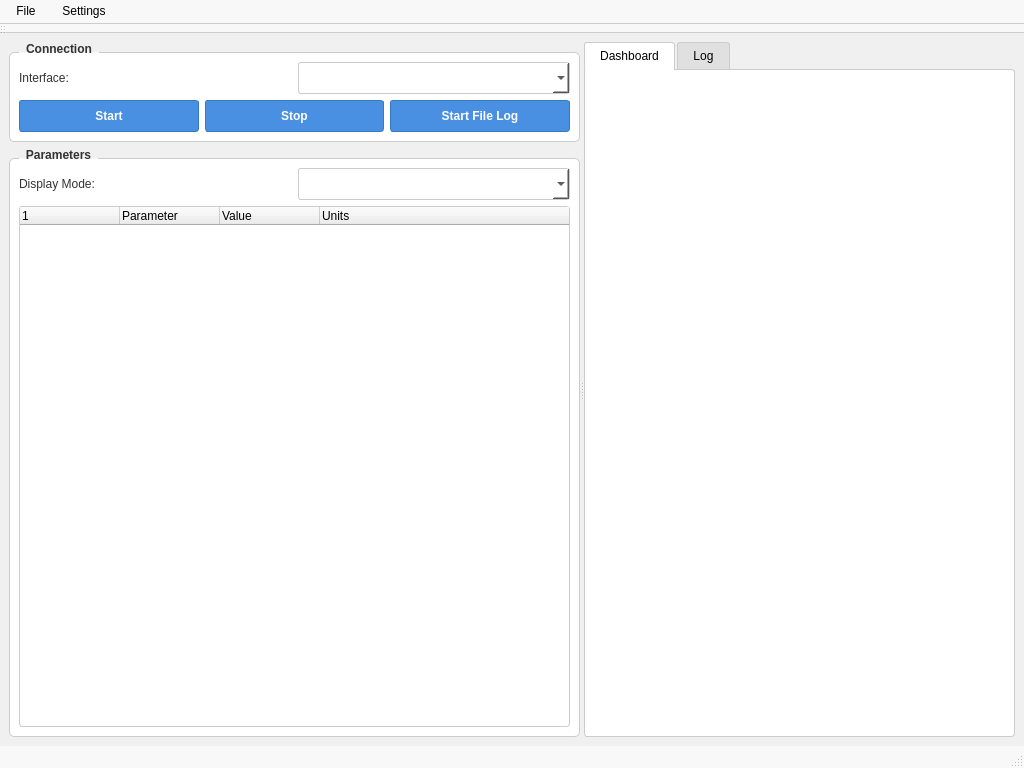
pirelli2006/ecureader, file loggerwindow.ui: the form before one commit.
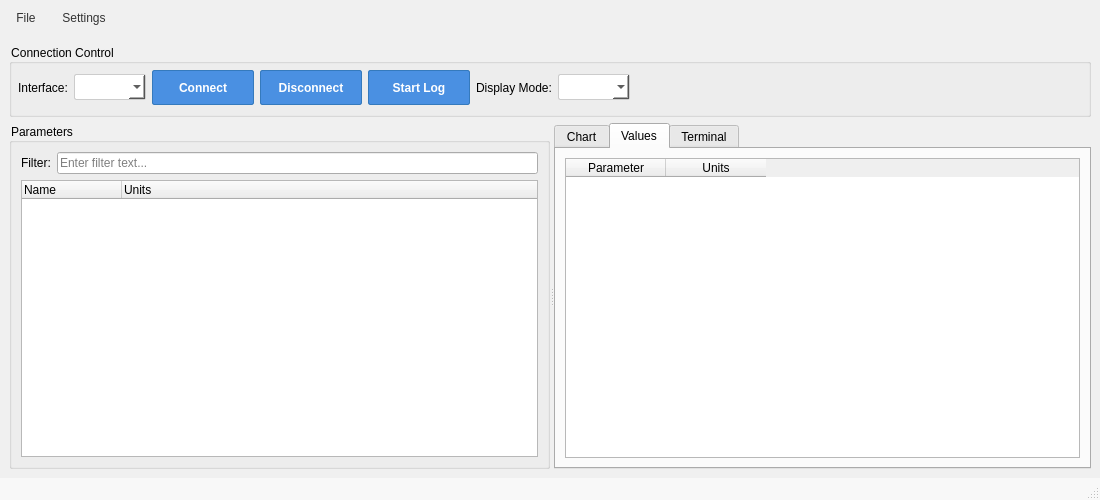
The form after the commit. The open tabs and pages were chosen to show the change. Custom widgets are drawn as their Qt base class.

The edit to the form file:
```diff
--- a/loggerwindow.ui
+++ b/loggerwindow.ui
@@ -6,72 +6,99 @@
    <rect>
     <x>0</x>
     <y>0</y>
-    <width>1024</width>
-    <height>768</height>
+    <width>1100</width>
+    <height>500</height>
    </rect>
   </property>
+  <property name="minimumSize">
+   <size>
+    <width>1100</width>
+    <height>400</height>
+   </size>
+  </property>
   <property name="windowTitle">
    <string>Advanced Logger</string>
   </property>
   <property name="styleSheet">
    <string notr="true">
-    QMainWindow {
-        background-color: #f0f0f0;
-    }
-    QGroupBox {
-        background-color: #ffffff;
-        border: 1px solid #cccccc;
-        border-radius: 5px;
-        margin-top: 10px;
-        font-weight: bold;
-    }
-    QGroupBox::title {
-        subcontrol-origin: margin;
-        left: 10px;
-        padding: 0 5px;
-        color: #333333;
-    }
-    QPushButton {
+   QMainWindow {
+    background-color: #f0f0f0;
+  }
+  QWidget {
+    font-family: &quot;Segoe UI&quot;, sans-serif;
+    font-size: 9pt;
+  }
+  QComboBox {
+    border: 1px solid #cccccc;
+    border-radius: 2px;
+    padding: 2px 5px;
+    background-color: white;
+    min-height: 20px;
+  }
+  QComboBox:hover {
+    border: 1px solid #999999;
+  }
+  QComboBox:disabled {
+    background-color: #f0f0f0;
+    color: #666666;
+  }
+  QPushButton {
     background-color: #4a90e2;
     color: white;
     border: 1px solid #357abd;
-    padding: 5px 15px;
-    border-radius: 3px;
+    padding: 4px 10px;
+    border-radius: 2px;
     font-weight: bold;
     min-width: 80px;
-    min-height: 20px;
-}
-
-QPushButton:hover {
+    min-height: 25px;
+  }
+  QPushButton:hover {
     background-color: #357abd;
     border: 1px solid #2d6da3;
-}
-
-QPushButton:pressed {
+  }
+  QPushButton:pressed {
     background-color: #2d6da3;
-    padding-top: 6px;
-    padding-bottom: 4px;
-}
-
-QPushButton:disabled {
+    padding-top: 5px;
+    padding-bottom: 3px;
+  }
+  QPushButton:disabled {
     background-color: #cccccc;
     border: 1px solid #999999;
     color: #666666;
+  }
+  QTextEdit {
+    background-color: #ffffff;
+    border: 1px solid #cccccc;
+    border-radius: 2px;
+    padding: 5px;
+    font-family: Consolas, Monaco, monospace;
+    font-size: 9pt;
+  }
+  QStatusBar {
+    background-color: #f8f8f8;
+    color: #666666;
+  }
+  QMenuBar {
+    background-color: #f0f0f0;
+    min-height: 25px;
 }
 
-QPushButton#loadXmlButton {
-    background-color: #5cb85c;
-    border: 1px solid #4cae4c;
+QMenuBar::item {
+    padding: 5px 10px;
+    background-color: transparent;
+    color: #333333;
 }
 
-QPushButton#loadXmlButton:hover {
-    background-color: #449d44;
-    border: 1px solid #398439;
+QMenuBar::item:selected,
+QMenuBar::item:pressed {
+    background-color: #e0e0e0;
+    color: #000000;
 }
 
-QPushButton#selectLogDirButton {
-    background-color: #5bc0de;
-    border: 1px solid #46b8da;
+QMenu {
+    background-color: #ffffff;
+    border: 1px solid #cccccc;
+    padding: 2px;
 }
 
 QPushButton#selectLogDirButton:hover {
@@ -86,142 +113,131 @@
 QPushButton#loadXmlButton:pressed {
     background-color: #398439;
 }
-    QComboBox {
-        border: 1px solid #cccccc;
-        border-radius: 3px;
-        padding: 5px;
-        background-color: white;
-        min-height: 20px;
-    }
-    QComboBox:hover {
-        border: 1px solid #999999;
-    }
-    QComboBox:disabled {
-        background-color: #f0f0f0;
-        color: #666666;
-    }
-    QTreeWidget {
-        border: 1px solid #cccccc;
-        border-radius: 3px;
-        background-color: white;
-        alternate-background-color: #f9f9f9;
-    }
-    QTreeWidget::item {
-        height: 25px;
-    }
-    QTreeWidget::item:selected {
-        background-color: #e8f0fe;
-        color: #000000;
-    }
-    QTabWidget::pane {
-        border: 1px solid #cccccc;
-        border-radius: 3px;
-        background-color: white;
-        top: -1px;
-    }
-    QTabBar::tab {
-        background-color: #e0e0e0;
-        border: 1px solid #cccccc;
-        border-bottom-color: #cccccc;
-        border-top-left-radius: 3px;
-        border-top-right-radius: 3px;
-        padding: 6px 15px;
-        margin-right: 2px;
-    }
-    QTabBar::tab:selected {
-        background-color: white;
-        border-bottom-color: white;
-    }
-    QTabBar::tab:hover:!selected {
-        background-color: #eeeeee;
-    }
-    QTextEdit {
-        background-color: white;
-        border: 1px solid #cccccc;
-        border-radius: 3px;
-    }
-    QMenuBar {
-        background-color: #f8f8f8;
-        border-bottom: 1px solid #cccccc;
-    }
-    QMenuBar::item {
-        padding: 5px 10px;
-    }
-    QMenuBar::item:selected {
-        background-color: #e8e8e8;
-    }
-    QToolBar {
-        background-color: #f8f8f8;
-        border-bottom: 1px solid #cccccc;
-        spacing: 5px;
-    }
-    QStatusBar {
-        background-color: #f8f8f8;
-        color: #666666;
-    }
-    QLabel {
-        color: #333333;
-    }
-   </string>
+  </string>
   </property>
-  
-  
-
-  
-  
   <widget class="QWidget" name="centralwidget">
-   <layout class="QVBoxLayout" name="verticalLayout">
+   <property name="sizePolicy">
+    <sizepolicy hsizetype="Fixed" vsizetype="Fixed">
+     <horstretch>0</horstretch>
+     <verstretch>0</verstretch>
+    </sizepolicy>
+   </property>
+   <layout class="QVBoxLayout" name="verticalLayout_2">
     <item>
-     <widget class="QSplitter" name="splitter">
+     <widget class="QGroupBox" name="topPanel">
+      <property name="enabled">
+       <bool>true</bool>
+      </property>
+      <property name="sizePolicy">
+       <sizepolicy hsizetype="Preferred" vsizetype="Fixed">
+        <horstretch>0</horstretch>
+        <verstretch>0</verstretch>
+       </sizepolicy>
+      </property>
+      <property name="maximumSize">
+       <size>
+        <width>16777215</width>
+        <height>16777215</height>
+       </size>
+      </property>
+      <property name="title">
+       <string>Connection Control</string>
+      </property>
+      <layout class="QHBoxLayout" name="horizontalLayout" stretch="0,0,0,0,0,0,0,0">
+       <property name="leftMargin">
+        <number>6</number>
+       </property>
+       <property name="topMargin">
+        <number>6</number>
+       </property>
+       <item>
+        <widget class="QLabel" name="interfaceLabel">
+         <property name="text">
+          <string>Interface:</string>
+         </property>
+        </widget>
+       </item>
+       <item>
+        <widget class="QComboBox" name="adapterComboBox"/>
+       </item>
+       <item>
+        <widget class="QPushButton" name="startButton">
+         <property name="text">
+          <string>Connect</string>
+         </property>
+        </widget>
+       </item>
+       <item>
+        <widget class="QPushButton" name="stopButton">
+         <property name="sizePolicy">
+          <sizepolicy hsizetype="Minimum" vsizetype="Fixed">
+           <horstretch>0</horstretch>
+           <verstretch>0</verstretch>
+          </sizepolicy>
+         </property>
+         <property name="minimumSize">
+          <size>
+           <width>102</width>
+           <height>35</height>
+          </size>
+         </property>
+         <property name="maximumSize">
+          <size>
+           <width>16777215</width>
+           <height>16777215</height>
+          </size>
+         </property>
+         <property name="text">
+          <string>Disconnect</string>
+         </property>
+        </widget>
+       </item>
+       <item>
+        <widget class="QPushButton" name="fileLogButton">
+         <property name="text">
+          <string>Start Log</string>
+         </property>
+        </widget>
+       </item>
+       <item>
+        <widget class="QLabel" name="displayModeLabel">
+         <property name="text">
+          <string>Display Mode:</string>
+         </property>
+        </widget>
+       </item>
+       <item>
+        <widget class="QComboBox" name="displayModeComboBox"/>
+       </item>
+       <item>
+        <spacer name="horizontalSpacer">
+         <property name="orientation">
+          <enum>Qt::Horizontal</enum>
+         </property>
+         <property name="sizeHint" stdset="0">
+          <size>
+           <width>0</width>
+           <height>0</height>
+          </size>
+         </property>
+        </spacer>
+       </item>
+      </layout>
+     </widget>
+    </item>
+    <item>
+     <widget class="QSplitter" name="mainSplitter">
+      <property name="sizePolicy">
+       <sizepolicy hsizetype="Preferred" vsizetype="Preferred">
+        <horstretch>0</horstretch>
+        <verstretch>0</verstretch>
+       </sizepolicy>
+      </property>
       <property name="orientation">
        <enum>Qt::Horizontal</enum>
       </property>
-      <widget class="QWidget" name="leftPanel" native="true">
-       <layout class="QVBoxLayout" name="verticalLayout_2">
-        <item>
-         <widget class="QGroupBox" name="connectionGroup">
-          <property name="title">
-           <string>Connection</string>
-          </property>
-          <layout class="QGridLayout" name="gridLayout">
-           <item row="0" column="0">
-            <widget class="QLabel" name="label">
-             <property name="text">
-              <string>Interface:</string>
-             </property>
-            </widget>
-           </item>
-           <item row="0" column="1">
-            <widget class="QComboBox" name="adapterComboBox"/>
-           </item>
-           <item row="1" column="0" colspan="2">
-            <layout class="QHBoxLayout" name="horizontalLayout">
-             <item>
-              <widget class="QPushButton" name="startButton">
-               <property name="text">
-                <string>Start</string>
-               </property>
-              </widget>
-             </item>
-             <item>
-              <widget class="QPushButton" name="stopButton">
-               <property name="text">
-                <string>Stop</string>
-               </property>
-              </widget>
-             </item>
-             <item>
-              <widget class="QPushButton" name="fileLogButton">
-               <property name="text">
-                <string>Start File Log</string>
-               </property>
-              </widget>
-             </item>
-            </layout>
-           </item>
-          </layout>
-         </widget>
-        </item>
+      <widget class="QWidget" name="leftPanelContainer">
+       <layout class="QVBoxLayout" name="verticalLayout_left">
         <item>
          <widget class="QGroupBox" name="parametersGroup">
           <property name="title">
@@ -233,12 +249,16 @@
              <item>
               <widget class="QLabel" name="label_2">
                <property name="text">
-                <string>Display Mode:</string>
+                <string>Filter:</string>
                </property>
               </widget>
              </item>
              <item>
-              <widget class="QComboBox" name="displayModeComboBox"/>
+              <widget class="QLineEdit" name="filterEdit">
+               <property name="placeholderText">
+                <string>Enter filter text...</string>
+               </property>
+              </widget>
              </item>
             </layout>
            </item>
@@ -246,17 +266,7 @@
             <widget class="QTreeWidget" name="parametersTree">
              <column>
               <property name="text">
-               <string/>
-              </property>
-             </column>
-             <column>
-              <property name="text">
-               <string>Parameter</string>
-              </property>
-             </column>
-             <column>
-              <property name="text">
-               <string>Value</string>
+               <string>Name</string>
               </property>
              </column>
              <column>
@@ -271,8 +281,8 @@
         </item>
        </layout>
       </widget>
-      <widget class="QWidget" name="rightPanel" native="true">
-       <layout class="QVBoxLayout" name="verticalLayout_4">
+      <widget class="QWidget" name="rightPanelContainer">
+       <layout class="QVBoxLayout" name="verticalLayout_right">
         <item>
          <widget class="QTabWidget" name="tabWidget">
           <property name="currentIndex">
@@ -280,24 +290,38 @@
           </property>
           <widget class="QWidget" name="dashboardTab">
            <attribute name="title">
-            <string>Dashboard</string>
+            <string>Chart</string>
            </attribute>
            <layout class="QVBoxLayout" name="verticalLayout_5">
             <item>
-             <widget class="QCustomPlot" name="plotWidget" native="true">
-              <property name="sizePolicy">
-               <sizepolicy hsizetype="Preferred" vsizetype="Expanding">
-                <horstretch>0</horstretch>
-                <verstretch>0</verstretch>
-               </sizepolicy>
-              </property>
+             <widget class="QCustomPlot" name="plotWidget" native="true"/>
+            </item>
+           </layout>
+          </widget>
+          <widget class="QWidget" name="valuesTab">
+           <attribute name="title">
+            <string>Values</string>
+           </attribute>
+           <layout class="QVBoxLayout" name="verticalLayout_values">
+            <item>
+             <widget class="QTableWidget" name="valuesTable">
+              <column>
+               <property name="text">
+                <string>Parameter</string>
+               </property>
+              </column>
+              <column>
+               <property name="text">
+                <string>Units</string>
+               </property>
+              </column>
              </widget>
             </item>
            </layout>
           </widget>
           <widget class="QWidget" name="logTab">
            <attribute name="title">
-            <string>Log</string>
+            <string>Terminal</string>
            </attribute>
            <layout class="QVBoxLayout" name="verticalLayout_6">
             <item>
@@ -317,38 +341,62 @@
     </item>
    </layout>
   </widget>
-  <widget class="QMenuBar" name="menubar">
-   <property name="geometry">
+ <widget class="QMenuBar" name="menuBar">
+  <property name="geometry">
     <rect>
-     <x>0</x>
-     <y>0</y>
-     <width>1024</width>
-     <height>22</height>
+      <x>0</x>
+      <y>0</y>
+      <width>1100</width>
+      <height>30</height>
     </rect>
-   </property>
+  </property>
+  <property name="visible">
+   <bool>true</bool>
+  </property>
+  <property name="minimumSize">
+    <size>
+      <width>0</width>
+      <height>30</height>
+    </size>
+  </property>
+
    <widget class="QMenu" name="menuFile">
-    <property name="title">
-     <string>File</string>
-    </property>
-    <addaction name="actionLoadXml"/>
-    <addaction name="actionSaveLog"/>
-    <addaction name="separator"/>
-    <addaction name="actionExit"/>
-   </widget>
-   <widget class="QMenu" name="menuSettings">
-    <property name="title">
-     <string>Settings</string>
-    </property>
-    <addaction name="actionPreferences"/>
-    <addaction name="actionLoadXml"/>  
-    <addaction name="actionSelectLogDir"/> 
-   </widget>
+  <property name="geometry">
+    <rect>
+      <x>0</x>
+      <y>0</y>
+      <width>200</width>
+      <height>150</height>
+    </rect>
+  </property>
+  <property name="minimumWidth">
+    <number>200</number>
+  </property>
+  <property name="title">
+    <string>File</string>
+  </property>
+</widget>
+
+<widget class="QMenu" name="menuSettings">
+  <property name="geometry">
+    <rect>
+      <x>0</x>
+      <y>0</y>
+      <width>200</width>
+      <height>150</height>
+    </rect>
+  </property>
+  <property name="minimumWidth">
+    <number>200</number>
+  </property>
+  <property name="title">
+    <string>Settings</string>
+  </property>
+</widget>
    <addaction name="menuFile"/>
    <addaction name="menuSettings"/>
   </widget>
-  <widget class="QToolBar" name="toolBar">
-   </widget>
-  <widget class="QStatusBar" name="statusbar"/>
+  <widget class="QStatusBar" name="statusBar"/>
   <action name="actionSaveLog">
    <property name="text">
     <string>Save Log...</string>
```
Left out of the diff: 36 changed lines with no effect on the pictures.
